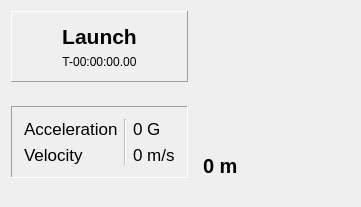
Before: the Qt Designer form Frontend/Widgets/TimelineWidget/statesummarywidget.ui in WPI-HPRC/groundstation-2025, drawn with Qt 5.
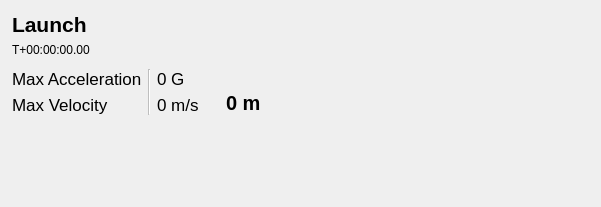
After: the same form once the commit is applied.

The edit to the form file:
```diff
--- a/Frontend/Widgets/TimelineWidget/statesummarywidget.ui
+++ b/Frontend/Widgets/TimelineWidget/statesummarywidget.ui
@@ -6,7 +6,7 @@
    <rect>
     <x>0</x>
     <y>0</y>
-    <width>361</width>
+    <width>601</width>
     <height>207</height>
    </rect>
   </property>
@@ -14,8 +14,20 @@
    <string>StateSummaryWidget</string>
   </property>
   <layout class="QGridLayout" name="gridLayout">
+   <property name="leftMargin">
+    <number>0</number>
+   </property>
+   <property name="topMargin">
+    <number>0</number>
+   </property>
+   <property name="rightMargin">
+    <number>0</number>
+   </property>
+   <property name="bottomMargin">
+    <number>0</number>
+   </property>
    <property name="verticalSpacing">
-    <number>12</number>
+    <number>6</number>
    </property>
    <item row="0" column="2">
     <spacer name="horizontalSpacer">
@@ -31,13 +43,7 @@
     </spacer>
    </item>
    <item row="0" column="0">
-    <widget class="QFrame" name="frame">
-     <property name="frameShape">
-      <enum>QFrame::Shape::Panel</enum>
-     </property>
-     <property name="frameShadow">
-      <enum>QFrame::Shadow::Raised</enum>
-     </property>
+    <widget class="QWidget" name="widget" native="true">
      <layout class="QVBoxLayout" name="verticalLayout_4">
       <property name="leftMargin">
        <number>12</number>
@@ -49,7 +55,7 @@
        <number>12</number>
       </property>
       <property name="bottomMargin">
-       <number>12</number>
+       <number>0</number>
       </property>
       <item>
        <widget class="QLabel" name="StateName">
@@ -66,17 +72,17 @@
          <string>Launch</string>
         </property>
         <property name="alignment">
-         <set>Qt::AlignmentFlag::AlignCenter</set>
+         <set>Qt::AlignmentFlag::AlignLeading|Qt::AlignmentFlag::AlignLeft|Qt::AlignmentFlag::AlignVCenter</set>
         </property>
        </widget>
       </item>
       <item>
        <widget class="QLabel" name="label_2">
         <property name="text">
-         <string>T-00:00:00.00</string>
+         <string>T+00:00:00.00</string>
         </property>
         <property name="alignment">
-         <set>Qt::AlignmentFlag::AlignCenter</set>
+         <set>Qt::AlignmentFlag::AlignLeading|Qt::AlignmentFlag::AlignLeft|Qt::AlignmentFlag::AlignVCenter</set>
         </property>
        </widget>
       </item>
@@ -97,9 +103,15 @@
     </spacer>
    </item>
    <item row="2" column="0">
-    <widget class="QFrame" name="frame_3">
+    <widget class="QFrame" name="Frame3">
+     <property name="minimumSize">
+      <size>
+       <width>0</width>
+       <height>0</height>
+      </size>
+     </property>
      <property name="frameShape">
-      <enum>QFrame::Shape::Panel</enum>
+      <enum>QFrame::Shape::NoFrame</enum>
      </property>
      <property name="frameShadow">
       <enum>QFrame::Shadow::Sunken</enum>
@@ -109,13 +121,13 @@
        <number>12</number>
       </property>
       <property name="topMargin">
-       <number>12</number>
+       <number>0</number>
       </property>
       <property name="rightMargin">
        <number>12</number>
       </property>
       <property name="bottomMargin">
-       <number>12</number>
+       <number>0</number>
       </property>
       <item>
        <widget class="QWidget" name="widget_4" native="true">
@@ -140,7 +152,7 @@
             </font>
            </property>
            <property name="text">
-            <string>Acceleration</string>
+            <string>Max Acceleration</string>
            </property>
            <property name="alignment">
             <set>Qt::AlignmentFlag::AlignLeading|Qt::AlignmentFlag::AlignLeft|Qt::AlignmentFlag::AlignVCenter</set>
@@ -158,7 +170,7 @@
             </font>
            </property>
            <property name="text">
-            <string>Velocity</string>
+            <string>Max Velocity</string>
            </property>
            <property name="alignment">
             <set>Qt::AlignmentFlag::AlignLeading|Qt::AlignmentFlag::AlignLeft|Qt::AlignmentFlag::AlignVCenter</set>
@@ -204,6 +216,12 @@
          </property>
          <item>
           <widget class="QLabel" name="AccelerationLabel">
+           <property name="minimumSize">
+            <size>
+             <width>0</width>
+             <height>0</height>
+            </size>
+           </property>
            <property name="font">
             <font>
              <pointsize>13</pointsize>
@@ -216,6 +234,12 @@
          </item>
          <item>
           <widget class="QLabel" name="VelocityLabel">
+           <property name="minimumSize">
+            <size>
+             <width>0</width>
+             <height>0</height>
+            </size>
+           </property>
            <property name="font">
             <font>
              <pointsize>13</pointsize>
```
Left out of the diff: 114 changed lines with no effect on the pictures.
